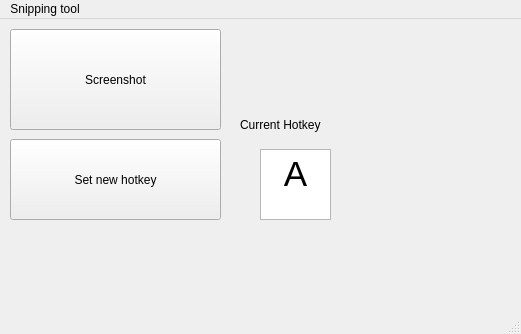
This is mainwindow.ui in ecinqmar/SnippingTool as Qt 5 draws it before an edit. The edited form follows.
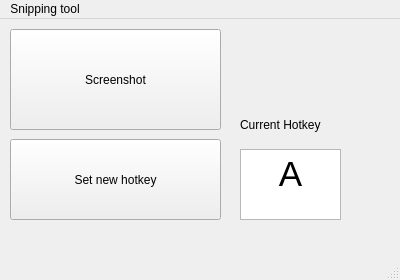
This is the edited form.

What changed in the file:
```diff
--- a/mainwindow.ui
+++ b/mainwindow.ui
@@ -6,8 +6,8 @@
    <rect>
     <x>0</x>
     <y>0</y>
-    <width>521</width>
-    <height>334</height>
+    <width>400</width>
+    <height>280</height>
    </rect>
   </property>
   <property name="windowTitle">
@@ -43,12 +43,15 @@
    <widget class="QTextEdit" name="NewHotkeyTextbox">
     <property name="geometry">
      <rect>
-      <x>260</x>
+      <x>240</x>
       <y>130</y>
-      <width>71</width>
+      <width>101</width>
       <height>71</height>
      </rect>
     </property>
+    <property name="readOnly">
+     <bool>true</bool>
+    </property>
     <property name="html">
      <string>&lt;!DOCTYPE HTML PUBLIC &quot;-//W3C//DTD HTML 4.0//EN&quot; &quot;http://www.w3.org/TR/REC-html40/strict.dtd&quot;&gt;
 &lt;html&gt;&lt;head&gt;&lt;meta name=&quot;qrichtext&quot; content=&quot;1&quot; /&gt;&lt;style type=&quot;text/css&quot;&gt;
@@ -76,7 +79,7 @@
     <rect>
      <x>0</x>
      <y>0</y>
-     <width>521</width>
+     <width>400</width>
      <height>27</height>
     </rect>
    </property>
```
